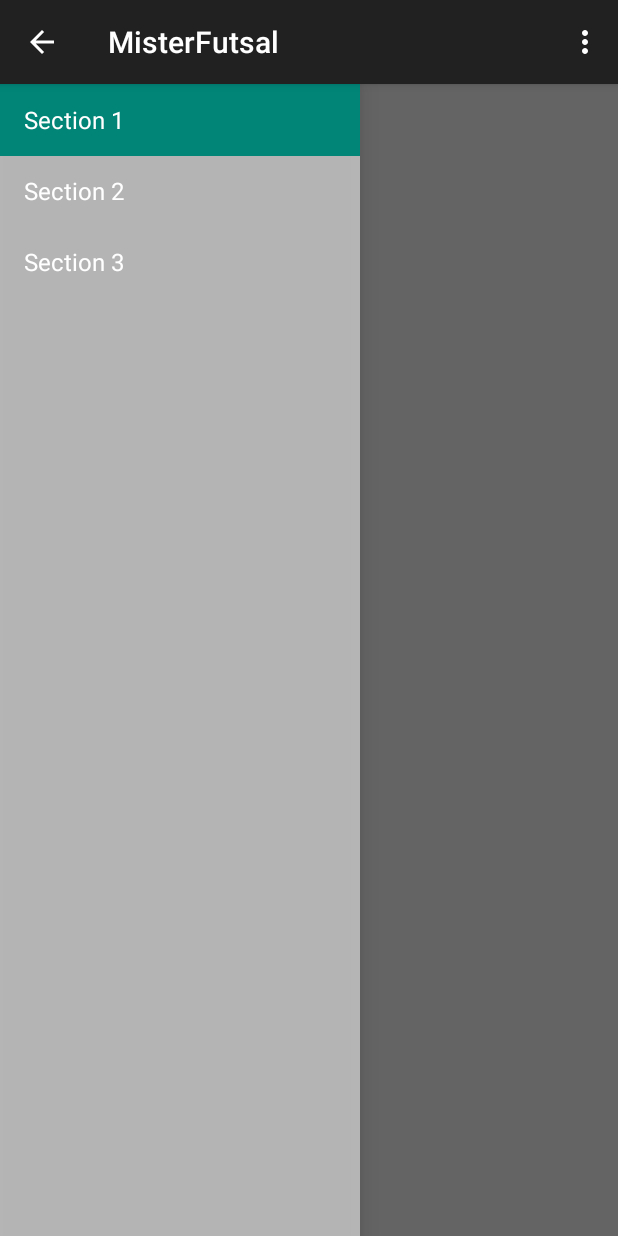
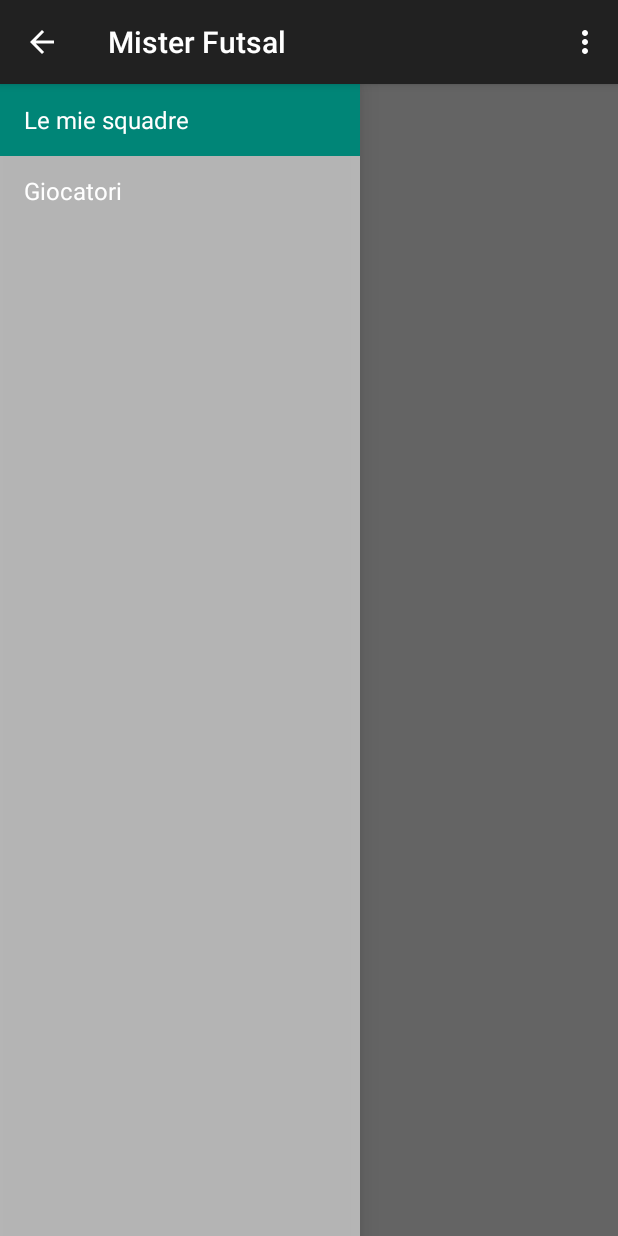
Before and after one commit to Barlassina/MisterFutsal, an Android app: the screen it shows after launch (MainActivity), on a phone screen of 412 x 824 dp. Run offline under Robolectric (Android 15) with nearby library versions, the phone set to English and light mode, and no system bars; 2 statements that could not run were skipped.

Commit message:
Voci del menu
Aggiunte le voci dei menu

```diff
--- a/app/src/main/java/com/scquizzatotommaso/misterfutsal/MainActivity.java
+++ b/app/src/main/java/com/scquizzatotommaso/misterfutsal/MainActivity.java
@@ -1,6 +1,7 @@
 package com.scquizzatotommaso.misterfutsal;
 
 import android.app.Activity;
+import android.graphics.drawable.ColorDrawable;
 import android.support.v7.app.ActionBarActivity;
 import android.support.v7.app.ActionBar;
 import android.support.v4.app.Fragment;
@@ -37,6 +38,8 @@ public class MainActivity extends ActionBarActivity
         super.onCreate(savedInstanceState);
         setContentView(R.layout.activity_main);
 
+
+
         mNavigationDrawerFragment = (NavigationDrawerFragment)
                 getSupportFragmentManager().findFragmentById(R.id.navigation_drawer);
         mTitle = getTitle();
@@ -62,11 +65,9 @@ public class MainActivity extends ActionBarActivity
                 mTitle = getString(R.string.title_section1);
                 break;
             case 2:
-                mTitle = getString(R.string.title_section2);
+                mTitle = getString(R.string.title_section1);
                 break;
-            case 3:
-                mTitle = getString(R.string.title_section3);
-                break;
+
         }
     }
 
--- a/app/src/main/java/com/scquizzatotommaso/misterfutsal/NavigationDrawerFragment.java
+++ b/app/src/main/java/com/scquizzatotommaso/misterfutsal/NavigationDrawerFragment.java
@@ -104,7 +104,6 @@ public class NavigationDrawerFragment extends Fragment {
                 new String[]{
                         getString(R.string.title_section1),
                         getString(R.string.title_section2),
-                        getString(R.string.title_section3),
                 }));
         mDrawerListView.setItemChecked(mCurrentSelectedPosition, true);
         return mDrawerListView;
--- a/app/src/main/res/layout/activity_main.xml
+++ b/app/src/main/res/layout/activity_main.xml
@@ -7,7 +7,16 @@
     <!-- As the main content view, the view below consumes the entire
          space available using match_parent in both dimensions. -->
     <FrameLayout android:id="@+id/container" android:layout_width="match_parent"
-        android:layout_height="match_parent" />
+        android:layout_height="match_parent" >
+
+        <TextView
+            android:layout_width="wrap_content"
+            android:layout_height="wrap_content"
+            android:textAppearance="?android:attr/textAppearanceLarge"
+            android:text="Large Text"
+            android:id="@+id/textView"
+            android:layout_gravity="left|top" />
+    </FrameLayout>
 
     <!-- android:layout_gravity="start" tells DrawerLayout to treat
          this as a sliding drawer on the left side for left-to-right
--- a/app/src/main/res/values/strings.xml
+++ b/app/src/main/res/values/strings.xml
@@ -1,13 +1,12 @@
 <?xml version="1.0" encoding="utf-8"?>
 <resources>
 
-    <string name="app_name">MisterFutsal</string>
-    <string name="title_section1">Section 1</string>
-    <string name="title_section2">Section 2</string>
-    <string name="title_section3">Section 3</string>
+    <string name="app_name">Mister Futsal</string>
+    <string name="title_section1">Le mie squadre</string>
+    <string name="title_section2">Giocatori</string>
     <string name="navigation_drawer_open">Open navigation drawer</string>
     <string name="navigation_drawer_close">Close navigation drawer</string>
     <string name="action_example">Example action</string>
-    <string name="action_settings">Settings</string>
+    <string name="action_settings">Impostazioni</string>
 
 </resources>
```
Also changed, not shown: 1 other file.
